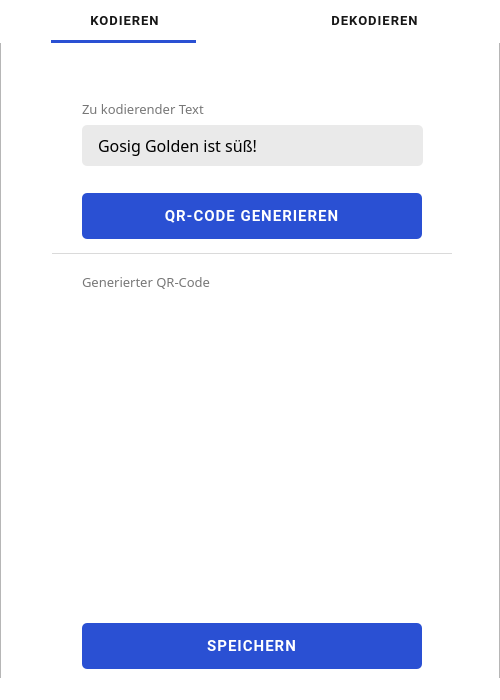
This is qt_ui.ui in limkokyew/pyqt-qr-wizard as Qt 5 draws it before an edit. The edited form follows.
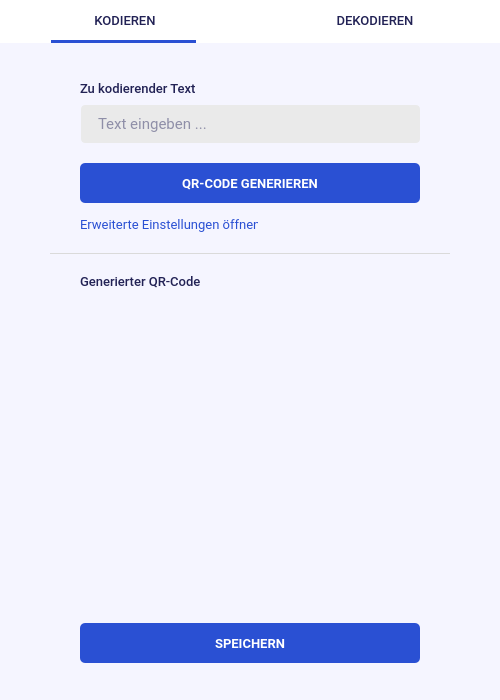
This is the edited form.

Commit message: Reworked design a little and added draft of settings dialog

The edit to the form file:
```diff
--- a/qt_ui.ui
+++ b/qt_ui.ui
@@ -10,11 +10,17 @@
     <height>700</height>
    </rect>
   </property>
+  <property name="sizePolicy">
+   <sizepolicy hsizetype="Preferred" vsizetype="Preferred">
+    <horstretch>0</horstretch>
+    <verstretch>0</verstretch>
+   </sizepolicy>
+  </property>
   <property name="windowTitle">
    <string>MainWindow</string>
   </property>
   <property name="styleSheet">
-   <string notr="true">background: white;</string>
+   <string notr="true">background: #f5f5ff;</string>
   </property>
   <widget class="QWidget" name="centralwidget">
    <widget class="QTabWidget" name="tabWidget">
@@ -23,28 +29,31 @@
       <x>0</x>
       <y>0</y>
       <width>500</width>
-      <height>700</height>
+      <height>720</height>
      </rect>
     </property>
     <property name="font">
      <font>
-      <family>Roboto</family>
+      <family>Roboto Medium</family>
       <pointsize>10</pointsize>
      </font>
     </property>
     <property name="cursor">
-     <cursorShape>ArrowCursor</cursorShape>
+     <cursorShape>PointingHandCursor</cursorShape>
     </property>
     <property name="styleSheet">
-     <string notr="true">QTabBar::tab {
-  color: #171717;
-  background: transparent;
-  font-weight: bold;
-  letter-spacing: 1px;
+     <string notr="true">QTabWidget {
+  border: 0;
+}
+
+QTabBar::tab {
+  color: #222255;
+  background: white;
   width: 200px;
   height: 40px;
   padding-left: 25px;
   padding-right: 25px;
+  border-bottom: 3px solid white;
 }
 
 QTabBar::tab:hover {
@@ -88,7 +97,7 @@
       <property name="geometry">
        <rect>
         <x>80</x>
-        <y>50</y>
+        <y>30</y>
         <width>341</width>
         <height>80</height>
        </rect>
@@ -110,12 +119,12 @@
          </property>
          <property name="font">
           <font>
-           <family>PT Sans</family>
+           <family>Roboto Medium</family>
            <pointsize>10</pointsize>
           </font>
          </property>
          <property name="styleSheet">
-          <string notr="true">color: #777777;</string>
+          <string notr="true">color: #222255;</string>
          </property>
          <property name="text">
           <string>Zu kodierender Text</string>
@@ -126,18 +135,29 @@
         <widget class="QLineEdit" name="encode_text_field">
          <property name="font">
           <font>
-           <family>PT Sans</family>
-           <pointsize>12</pointsize>
+           <family>Roboto</family>
+           <pointsize>11</pointsize>
           </font>
          </property>
          <property name="styleSheet">
-          <string notr="true">background: #eaeaea;
-/* border: 1px solid #dadada; */
-border-radius: 5px;
-padding: 8px 14px 8px 14px;</string>
+          <string notr="true">QLineEdit {
+  background: #eaeaea;
+  border: 2px solid transparent;
+  border-radius: 5px;
+  color: #333366;
+  line-height: 4px;
+  padding: 8px 14px 8px 14px;
+}
+
+QLineEdit:hover, QLineEdit:focus {
+  border: 2px solid #2A50D3;
+}</string>
          </property>
          <property name="text">
-          <string>Gosig Golden ist süß!</string>
+          <string/>
+         </property>
+         <property name="placeholderText">
+          <string>Text eingeben ...</string>
          </property>
         </widget>
        </item>
@@ -152,6 +172,9 @@
         <height>300</height>
        </rect>
       </property>
+      <property name="styleSheet">
+       <string notr="true">border-radius: 5px;</string>
+      </property>
       <property name="text">
        <string/>
       </property>
@@ -160,15 +183,15 @@
       <property name="geometry">
        <rect>
         <x>80</x>
-        <y>150</y>
+        <y>120</y>
         <width>340</width>
-        <height>46</height>
+        <height>40</height>
        </rect>
       </property>
       <property name="font">
        <font>
         <family>Roboto</family>
-        <pointsize>11</pointsize>
+        <pointsize>10</pointsize>
         <weight>75</weight>
         <bold>true</bold>
        </font>
@@ -181,7 +204,6 @@
 border-radius: 5px;
 background: #2A50D3;
 color: white;
-letter-spacing: 1px;
 font-weight: bold;</string>
       </property>
       <property name="text">
@@ -194,13 +216,13 @@
         <x>80</x>
         <y>580</y>
         <width>340</width>
-        <height>46</height>
+        <height>40</height>
        </rect>
       </property>
       <property name="font">
        <font>
         <family>Roboto</family>
-        <pointsize>11</pointsize>
+        <pointsize>10</pointsize>
         <weight>75</weight>
         <bold>true</bold>
        </font>
@@ -209,12 +231,13 @@
        <cursorShape>PointingHandCursor</cursorShape>
       </property>
       <property name="styleSheet">
-       <string notr="true">border: 0;
-border-radius: 5px;
-background: #2A50D3;
-color: white;
-letter-spacing: 1px;
-font-weight: bold;</string>
+       <string notr="true">QPushButton {
+  border: 0;
+  border-radius: 5px;
+  background: #2A50D3;
+  color: white;
+  font-weight: bold;
+}</string>
       </property>
       <property name="text">
        <string>SPEICHERN</string>
@@ -237,12 +260,12 @@
       </property>
       <property name="font">
        <font>
-        <family>PT Sans</family>
+        <family>Roboto Medium</family>
         <pointsize>10</pointsize>
        </font>
       </property>
       <property name="styleSheet">
-       <string notr="true">color: #777777;</string>
+       <string notr="true">color: #222255;</string>
       </property>
       <property name="text">
        <string>Generierter QR-Code</string>
@@ -264,6 +287,39 @@
        <enum>Qt::Horizontal</enum>
       </property>
      </widget>
+     <widget class="QPushButton" name="pushButton">
+      <property name="geometry">
+       <rect>
+        <x>80</x>
+        <y>170</y>
+        <width>178</width>
+        <height>23</height>
+       </rect>
+      </property>
+      <property name="font">
+       <font>
+        <family>Roboto</family>
+        <pointsize>10</pointsize>
+       </font>
+      </property>
+      <property name="cursor">
+       <cursorShape>PointingHandCursor</cursorShape>
+      </property>
+      <property name="styleSheet">
+       <string notr="true">QPushButton {
+  border: 0;
+  color: #2A50D3;
+  text-align: left;
+}
+
+QPushButton:hover {
+  text-decoration: underline;
+}</string>
+      </property>
+      <property name="text">
+       <string>Erweiterte Einstellungen öffnen</string>
+      </property>
+     </widget>
     </widget>
     <widget class="QWidget" name="tab_2">
      <property name="cursor">
@@ -278,13 +334,13 @@
         <x>80</x>
         <y>370</y>
         <width>340</width>
-        <height>46</height>
+        <height>40</height>
        </rect>
       </property>
       <property name="font">
        <font>
         <family>Roboto</family>
-        <pointsize>11</pointsize>
+        <pointsize>10</pointsize>
         <weight>75</weight>
         <bold>true</bold>
        </font>
@@ -297,7 +353,6 @@
 border-radius: 5px;
 background: #2A50D3;
 color: white;
-letter-spacing: 1px;
 font-weight: bold;</string>
       </property>
       <property name="text">
@@ -330,12 +385,12 @@
          </property>
          <property name="font">
           <font>
-           <family>PT Sans</family>
+           <family>Roboto Medium</family>
            <pointsize>10</pointsize>
           </font>
          </property>
          <property name="styleSheet">
-          <string notr="true">color: #777777;</string>
+          <string notr="true">color: #171717;</string>
          </property>
          <property name="text">
           <string>Dekodierter Text</string>
@@ -346,14 +401,18 @@
         <widget class="QLineEdit" name="decode_text_field">
          <property name="font">
           <font>
-           <family>PT Sans</family>
-           <pointsize>12</pointsize>
+           <family>Roboto</family>
+           <pointsize>11</pointsize>
           </font>
          </property>
+         <property name="cursor">
+          <cursorShape>IBeamCursor</cursorShape>
+         </property>
          <property name="styleSheet">
           <string notr="true">background: #eaeaea;
-/* border: 1px solid #dadada; */
+border: 2px solid transparent;
 border-radius: 5px;
+color: #333366;
 padding: 8px 14px 8px 14px;</string>
          </property>
          <property name="text">
@@ -362,6 +421,12 @@
          <property name="readOnly">
           <bool>true</bool>
          </property>
+         <property name="placeholderText">
+          <string>Hier wird der dekodierter QR-Code angezeigt.</string>
+         </property>
+         <property name="cursorMoveStyle">
+          <enum>Qt::LogicalMoveStyle</enum>
+         </property>
         </widget>
        </item>
       </layout>
@@ -370,11 +435,14 @@
       <property name="geometry">
        <rect>
         <x>100</x>
-        <y>50</y>
+        <y>30</y>
         <width>300</width>
         <height>300</height>
        </rect>
       </property>
+      <property name="styleSheet">
+       <string notr="true">border-radius: 5px;</string>
+      </property>
       <property name="text">
        <string/>
       </property>
@@ -406,6 +474,9 @@
       <height>33</height>
      </rect>
     </property>
+    <property name="styleSheet">
+     <string notr="true">background: white;</string>
+    </property>
     <property name="text">
      <string/>
     </property>
@@ -422,6 +493,9 @@
     <property name="mouseTracking">
      <bool>false</bool>
     </property>
+    <property name="styleSheet">
+     <string notr="true">background: white;</string>
+    </property>
     <property name="text">
      <string/>
     </property>
@@ -435,6 +509,9 @@
       <height>33</height>
      </rect>
     </property>
+    <property name="styleSheet">
+     <string notr="true">background: white;</string>
+    </property>
     <property name="text">
      <string/>
     </property>
```
The commit also changes 1 other file.
